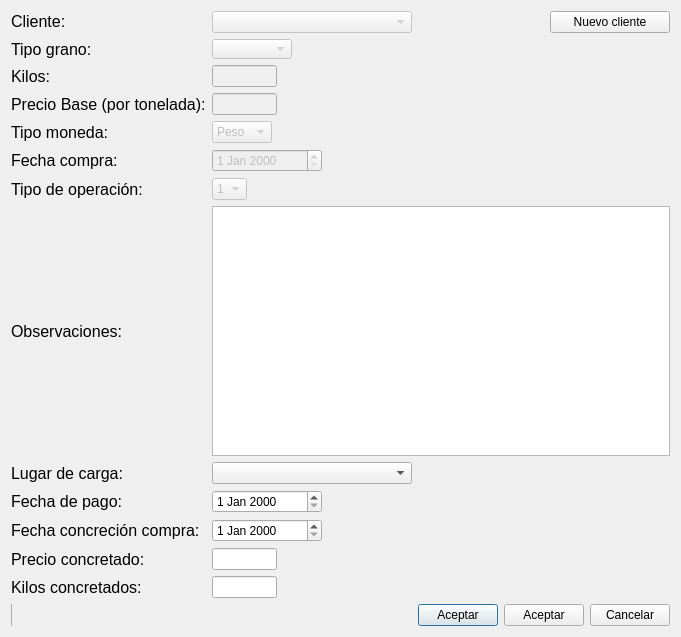
Above: concretarofrecido.ui from rockols/acopio before the change. Below: the same form after it.
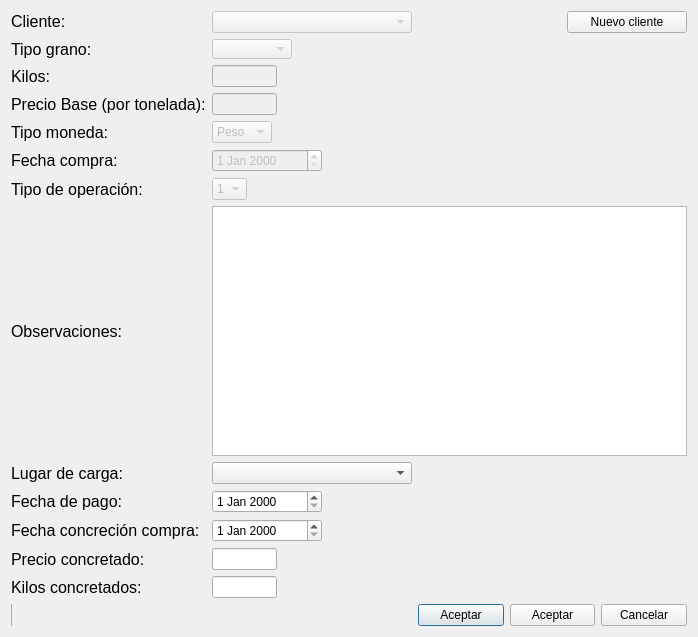
That is the form after the change.

What changed in the file:
```diff
--- a/concretarofrecido.ui
+++ b/concretarofrecido.ui
@@ -6,7 +6,7 @@
    <rect>
     <x>0</x>
     <y>0</y>
-    <width>539</width>
+    <width>698</width>
     <height>637</height>
    </rect>
   </property>
```
Left out of the diff: 2 changed lines with no effect on the pictures.
